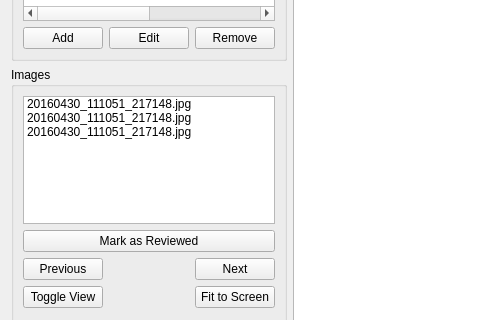
First picture: the form in gui/ui/ui_taggingTab.ui, repository Team-Guardian/tagger, before the edit; both pictures show x 0 to 480 and y 105 to 425 of the 795 by 592 pixel window.
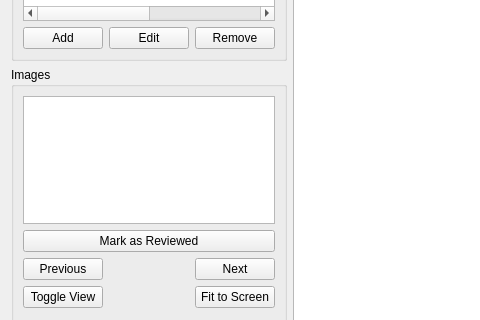
Second picture: the form after the edit. Custom widgets are drawn as their Qt base class.

What changed in the file:
```diff
--- a/gui/ui/ui_taggingTab.ui
+++ b/gui/ui/ui_taggingTab.ui
@@ -93,23 +93,7 @@
        </property>
        <layout class="QVBoxLayout" name="verticalLayout_3">
         <item>
-         <widget class="QListWidget" name="list_images">
-          <item>
-           <property name="text">
-            <string>20160430_111051_217148.jpg</string>
-           </property>
-          </item>
-          <item>
-           <property name="text">
-            <string>20160430_111051_217148.jpg</string>
-           </property>
-          </item>
-          <item>
-           <property name="text">
-            <string>20160430_111051_217148.jpg</string>
-           </property>
-          </item>
-         </widget>
+         <widget class="QListWidget" name="list_images"/>
         </item>
         <item>
          <layout class="QGridLayout" name="gridLayout_2">
```
